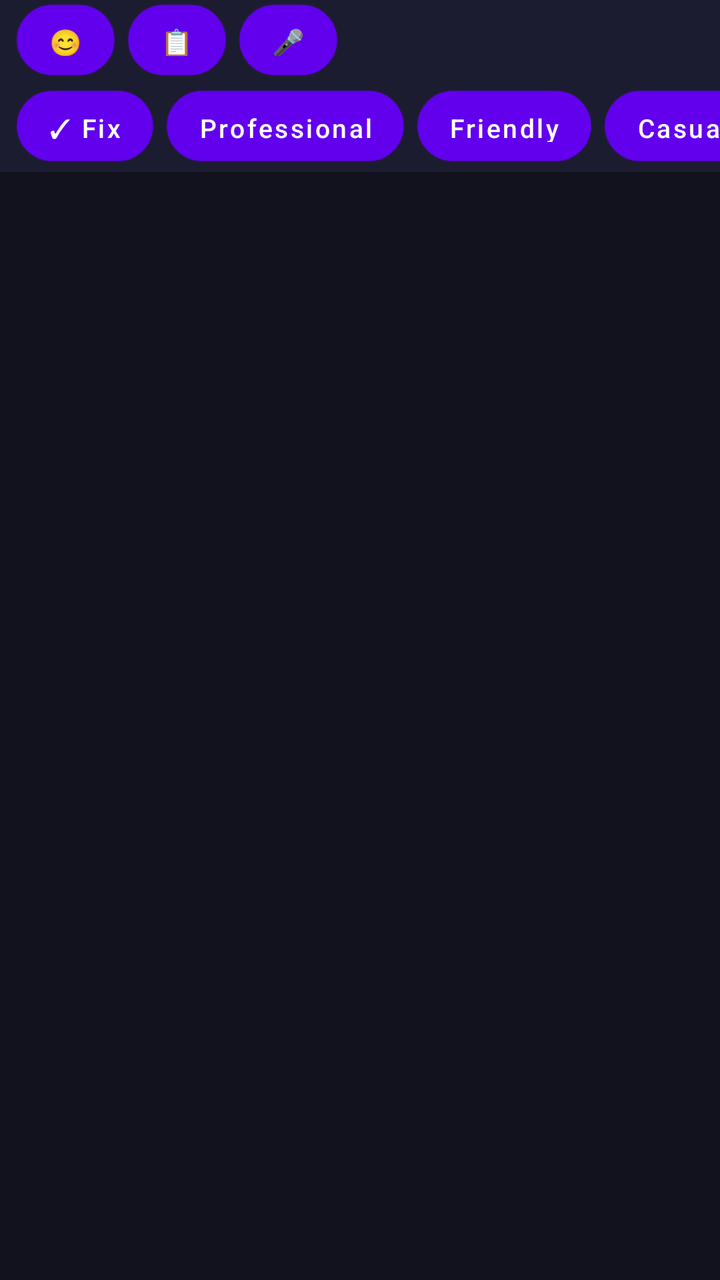
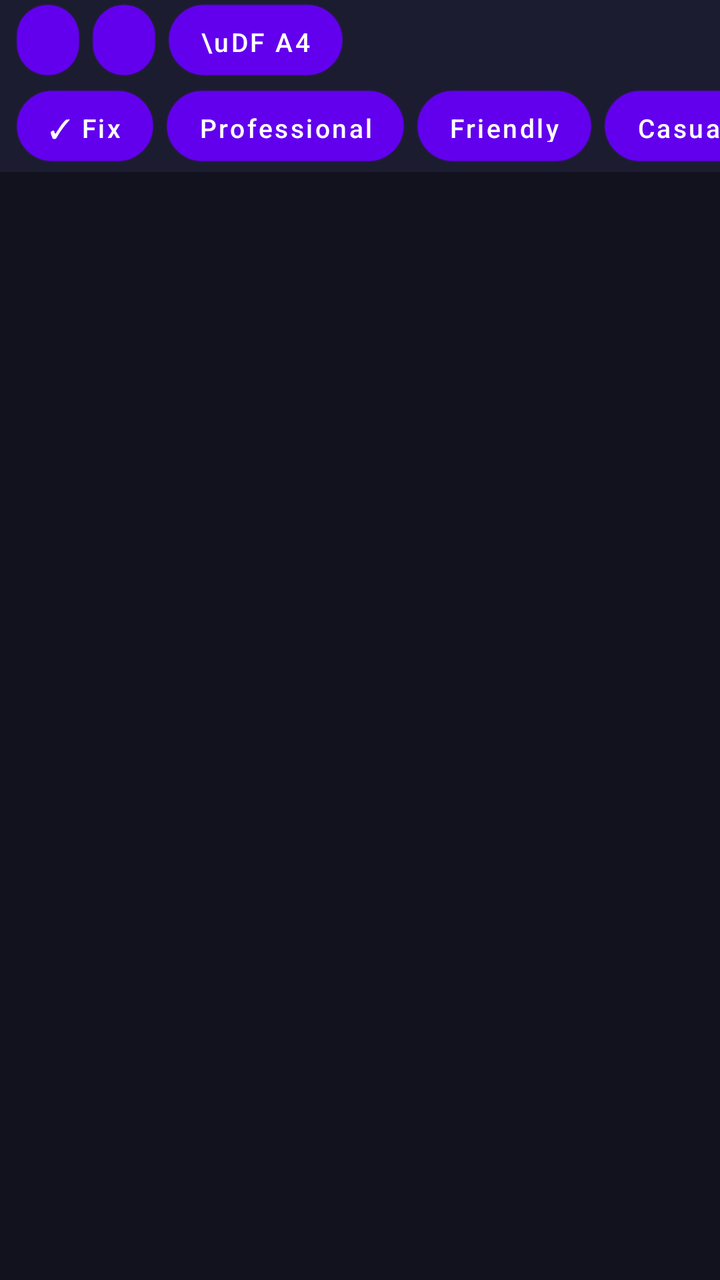

An Android layout rendered at two revisions. The XML below is the earlier revision; the diff shows what the commit changed to produce the second picture.
<!-- AndroidManifest.xml: application theme Theme.AIKeyboard -->
<!-- res/layout/keyboard_container.xml -->
<?xml version="1.0" encoding="utf-8"?>
<LinearLayout xmlns:android="http://schemas.android.com/apk/res/android"
    android:layout_width="match_parent"
    android:layout_height="wrap_content"
    android:orientation="vertical"
    android:background="@color/bg_deep">

    <LinearLayout
        android:id="@+id/aiPreviewPanel"
        android:layout_width="match_parent"
        android:layout_height="wrap_content"
        android:orientation="vertical"
        android:background="@color/bg_surface"
        android:padding="12dp"
        android:visibility="gone">

        <TextView
            android:id="@+id/aiPreviewText"
            android:layout_width="match_parent"
            android:layout_height="wrap_content"
            android:maxLines="4"
            android:textColor="@color/text_primary"
            android:textSize="14sp"
            android:background="@drawable/card_background"
            android:padding="10dp" />

        <LinearLayout
            android:layout_width="match_parent"
            android:layout_height="wrap_content"
            android:orientation="horizontal"
            android:layout_marginTop="10dp"
            android:gravity="end">

            <Button
                android:id="@+id/btnPreviewCancel"
                style="@style/AiChip"
                android:text="✕ Cancel" />

            <Button
                android:id="@+id/btnPreviewAccept"
                style="@style/AiChip"
                android:text="✓ Use this" />

        </LinearLayout>
    </LinearLayout>

    <LinearLayout
        android:id="@+id/multiOptionPanel"
        android:layout_width="match_parent"
        android:layout_height="wrap_content"
        android:orientation="vertical"
        android:background="@color/bg_surface"
        android:padding="10dp"
        android:visibility="gone">

        <TextView
            android:layout_width="match_parent"
            android:layout_height="wrap_content"
            android:text="Choose one"
            android:textColor="@color/text_secondary"
            android:textSize="12sp"
            android:paddingBottom="6dp" />

        <Button
            android:id="@+id/option1"
            android:layout_width="match_parent"
            android:layout_height="wrap_content"
            android:background="@drawable/card_background"
            android:textColor="@color/text_primary"
            android:textAllCaps="false"
            android:textSize="13sp"
            android:layout_marginBottom="6dp"
            android:padding="10dp" />

        <Button
            android:id="@+id/option2"
            android:layout_width="match_parent"
            android:layout_height="wrap_content"
            android:background="@drawable/card_background"
            android:textColor="@color/text_primary"
            android:textAllCaps="false"
            android:textSize="13sp"
            android:layout_marginBottom="6dp"
            android:padding="10dp" />

        <Button
            android:id="@+id/option3"
            android:layout_width="match_parent"
            android:layout_height="wrap_content"
            android:background="@drawable/card_background"
            android:textColor="@color/text_primary"
            android:textAllCaps="false"
            android:textSize="13sp"
            android:layout_marginBottom="6dp"
            android:padding="10dp" />

        <Button
            android:id="@+id/btnMultiCancel"
            style="@style/AiChip"
            android:text="✕ Cancel"
            android:layout_gravity="end" />

    </LinearLayout>

    <LinearLayout
        android:id="@+id/clipboardPanel"
        android:layout_width="match_parent"
        android:layout_height="wrap_content"
        android:orientation="vertical"
        android:background="@color/bg_surface"
        android:padding="10dp"
        android:visibility="gone">

        <TextView
            android:layout_width="match_parent"
            android:layout_height="wrap_content"
            android:text="Clipboard history"
            android:textColor="@color/text_secondary"
            android:textSize="12sp"
            android:paddingBottom="6dp" />

        <HorizontalScrollView
            android:layout_width="match_parent"
            android:layout_height="wrap_content"
            android:scrollbars="none">

            <LinearLayout
                android:id="@+id/clipboardList"
                android:layout_width="wrap_content"
                android:layout_height="wrap_content"
                android:orientation="horizontal" />

        </HorizontalScrollView>

    </LinearLayout>

    <LinearLayout
        android:id="@+id/emojiPanel"
        android:layout_width="match_parent"
        android:layout_height="wrap_content"
        android:orientation="vertical"
        android:background="@color/bg_surface"
        android:visibility="gone">

        <EditText
            android:id="@+id/emojiSearchBox"
            android:layout_width="match_parent"
            android:layout_height="wrap_content"
            android:hint="Search emoji…"
            android:textColorHint="@color/text_secondary"
            android:textColor="@color/text_primary"
            android:background="@drawable/chip_background"
            android:padding="10dp"
            android:layout_margin="6dp"
            android:inputType="text"
            android:imeOptions="actionDone"
            android:singleLine="true" />

        <ScrollView
            android:layout_width="match_parent"
            android:layout_height="150dp">

            <GridLayout
                android:id="@+id/emojiGrid"
                android:layout_width="match_parent"
                android:layout_height="wrap_content"
                android:columnCount="8"
                android:padding="6dp" />

        </ScrollView>

    </LinearLayout>

    <LinearLayout
        android:id="@+id/wordSuggestBar"
        android:layout_width="match_parent"
        android:layout_height="40dp"
        android:orientation="horizontal"
        android:gravity="center_vertical"
        android:background="@color/bg_surface"
        android:paddingStart="8dp"
        android:paddingEnd="8dp">

        <Button android:id="@+id/wordSuggest1" style="@style/AiChip" android:text="" android:visibility="gone" />
        <Button android:id="@+id/wordSuggest2" style="@style/AiChip" android:text="" android:visibility="gone" />
        <Button android:id="@+id/wordSuggest3" style="@style/AiChip" android:text="" android:visibility="gone" />
        <Button android:id="@+id/emojiSuggest" style="@style/AiChip" android:text="" android:visibility="gone" />

        <Button
            android:id="@+id/btnEmoji"
            style="@style/AiChip"
            android:text="😊" />

        <Button
            android:id="@+id/btnClipboard"
            style="@style/AiChip"
            android:text="📋" />

        <Button
            android:id="@+id/btnMic"
            style="@style/AiChip"
            android:text="🎤" />

    </LinearLayout>

    <HorizontalScrollView
        android:layout_width="match_parent"
        android:layout_height="46dp"
        android:scrollbars="none"
        android:background="@color/bg_surface">

        <LinearLayout
            android:id="@+id/suggestionStrip"
            android:layout_width="wrap_content"
            android:layout_height="match_parent"
            android:orientation="horizontal"
            android:gravity="center_vertical"
            android:paddingStart="8dp"
            android:paddingEnd="8dp">

            <Button
                android:id="@+id/btnFixGrammar"
                style="@style/AiChip"
                android:text="✓ Fix" />

            <Button
                android:id="@+id/btnToneProfessional"
                style="@style/AiChip"
                android:text="Professional" />

            <Button
                android:id="@+id/btnToneFriendly"
                style="@style/AiChip"
                android:text="Friendly" />

            <Button
                android:id="@+id/btnToneCasual"
                style="@style/AiChip"
                android:text="Casual" />

            <Button
                android:id="@+id/btnToneFormal"
                style="@style/AiChip"
                android:text="Formal" />

            <Button
                android:id="@+id/btnToneFunny"
                style="@style/AiChip"
                android:text="Funny" />

            <Button
                android:id="@+id/btnToneFlirty"
                style="@style/AiChip"
                android:text="Flirty" />

            <Button
                android:id="@+id/btnSuggestReply"
                style="@style/AiChip"
                android:text="💬 Reply" />

            <Button
                android:id="@+id/btnExplain"
                style="@style/AiChip"
                android:text="❓ Explain" />

            <Button
                android:id="@+id/btnCvMode"
                style="@style/AiChip"
                android:text="📄 CV" />

            <Button android:id="@+id/btnBusinessMode" style="@style/AiChip" android:text="💼 Business" />
            <Button android:id="@+id/btnTonePolite" style="@style/AiChip" android:text="Polite" />
            <Button android:id="@+id/btnToneConfident" style="@style/AiChip" android:text="Confident" />
            <Button android:id="@+id/btnShorten" style="@style/AiChip" android:text="✂️ Shorten" />
            <Button android:id="@+id/btnExpand" style="@style/AiChip" android:text="↔️ Expand" />
            <Button android:id="@+id/btnTranslate" style="@style/AiChip" android:text="🌐 Translate" />
            <Button android:id="@+id/btnDecline" style="@style/AiChip" android:text="🚫 Decline" />
            <Button android:id="@+id/btnSelectAll" style="@style/AiChip" android:text="Select All" />
            <Button android:id="@+id/btnCopy" style="@style/AiChip" android:text="Copy" />
            <Button android:id="@+id/btnCut" style="@style/AiChip" android:text="Cut" />
            <Button android:id="@+id/btnPaste" style="@style/AiChip" android:text="Paste" />
            <Button android:id="@+id/btnGoogleSearch" style="@style/AiChip" android:text="🔍 Search" />

        </LinearLayout>
    </HorizontalScrollView>

    <android.inputmethodservice.KeyboardView
        android:id="@+id/keyboardView"
        android:layout_width="match_parent"
        android:layout_height="wrap_content"
        android:keyBackground="@drawable/key_background"
        android:keyTextColor="@color/text_primary"
        android:keyTextSize="18sp"
        android:background="@color/bg_deep" />

</LinearLayout>
<!-- resources referenced by this layout -->
<resources>
  <color name="bg_deep">#12121F</color>
  <color name="bg_surface">#1C1C30</color>
  <color name="text_primary">#FFFFFF</color>
  <color name="text_secondary">#9A9AB5</color>
  <!-- drawable card_background (drawable) -->
  <?xml version="1.0" encoding="utf-8"?>
  <shape xmlns:android="http://schemas.android.com/apk/res/android" android:shape="rectangle">
      <solid android:color="@color/bg_card" />
      <corners android:radius="16dp" />
  </shape>
  <!-- drawable chip_background (drawable) -->
  <?xml version="1.0" encoding="utf-8"?>
  <shape xmlns:android="http://schemas.android.com/apk/res/android" android:shape="rectangle">
      <solid android:color="@color/bg_surface" />
      <corners android:radius="18dp" />
      <stroke android:width="1dp" android:color="#33FFFFFF" />
  </shape>
  <!-- drawable key_background (drawable) -->
  <?xml version="1.0" encoding="utf-8"?>
  <selector xmlns:android="http://schemas.android.com/apk/res/android">
      <item android:state_pressed="true">
          <shape android:shape="rectangle">
              <solid android:color="@color/key_bg_pressed" />
              <corners android:radius="10dp" />
          </shape>
      </item>
      <item>
          <shape android:shape="rectangle">
              <solid android:color="@color/key_bg" />
              <corners android:radius="10dp" />
          </shape>
      </item>
  </selector>
  <style name="AiChip">
          <item name="android:layout_width">wrap_content</item>
          <item name="android:layout_height">36dp</item>
          <item name="android:layout_marginEnd">6dp</item>
          <item name="android:paddingStart">16dp</item>
          <item name="android:paddingEnd">16dp</item>
          <item name="android:minWidth">0dp</item>
          <item name="android:minHeight">0dp</item>
          <item name="android:textAllCaps">false</item>
          <item name="android:textSize">13sp</item>
          <item name="android:textColor">@color/text_primary</item>
          <item name="android:background">@drawable/chip_background</item>
          <item name="android:elevation">0dp</item>
      </style>
  <style name="Theme.AIKeyboard" parent="Theme.MaterialComponents.DayNight.NoActionBar">
          <item name="android:windowBackground">@color/bg_deep</item>
          <item name="colorAccent">@color/accent</item>
      </style>
  <color name="bg_card">#22223A</color>
  <color name="key_bg_pressed">#7C5CFC</color>
  <color name="key_bg">#26263F</color>
  <color name="accent">#7C5CFC</color>
</resources>

<!-- the commit's change to res/layout/keyboard_container.xml (unified diff, before → after) -->
@@ -34,12 +34,14 @@
             <Button
                 android:id="@+id/btnPreviewCancel"
                 style="@style/AiChip"
-                android:text="✕ Cancel" />
+                android:text="\u2715 Cancel"
+                android:contentDescription="Cancel AI suggestion" />
 
             <Button
                 android:id="@+id/btnPreviewAccept"
                 style="@style/AiChip"
-                android:text="✓ Use this" />
+                android:text="\u2713 Use this"
+                android:contentDescription="Accept AI suggestion and insert it" />
 
         </LinearLayout>
     </LinearLayout>
@@ -97,8 +99,9 @@
         <Button
             android:id="@+id/btnMultiCancel"
             style="@style/AiChip"
-            android:text="✕ Cancel"
-            android:layout_gravity="end" />
+            android:text="\u2715 Cancel"
+            android:layout_gravity="end"
+            android:contentDescription="Cancel and dismiss these options" />
 
     </LinearLayout>
 
@@ -146,7 +149,8 @@
             android:id="@+id/emojiSearchBox"
             android:layout_width="match_parent"
             android:layout_height="wrap_content"
-            android:hint="Search emoji…"
+            android:hint="Search emoji\u2026"
+            android:contentDescription="Search emoji"
             android:textColorHint="@color/text_secondary"
             android:textColor="@color/text_primary"
             android:background="@drawable/chip_background"
@@ -184,22 +188,25 @@
         <Button android:id="@+id/wordSuggest1" style="@style/AiChip" android:text="" android:visibility="gone" />
         <Button android:id="@+id/wordSuggest2" style="@style/AiChip" android:text="" android:visibility="gone" />
         <Button android:id="@+id/wordSuggest3" style="@style/AiChip" android:text="" android:visibility="gone" />
-        <Button android:id="@+id/emojiSuggest" style="@style/AiChip" android:text="" android:visibility="gone" />
+        <Button android:id="@+id/emojiSuggest" style="@style/AiChip" android:text="" android:visibility="gone" android:contentDescription="Suggested emoji" />
 
         <Button
             android:id="@+id/btnEmoji"
             style="@style/AiChip"
-            android:text="😊" />
+            android:text="\uD83D\uDE0A"
+            android:contentDescription="Emoji panel" />
 
         <Button
             android:id="@+id/btnClipboard"
             style="@style/AiChip"
-            android:text="📋" />
+            android:text="\uD83D\uDCCB"
+            android:contentDescription="Clipboard history" />
 
         <Button
             android:id="@+id/btnMic"
             style="@style/AiChip"
-            android:text="🎤" />
+            android:text="\uD83C\uDF A4"
+            android:contentDescription="Voice input" />
 
     </LinearLayout>
 
@@ -221,7 +228,8 @@
             <Button
                 android:id="@+id/btnFixGrammar"
                 style="@style/AiChip"
-                android:text="✓ Fix" />
+                android:text="\u2713 Fix"
+                android:contentDescription="Fix grammar" />
 
             <Button
                 android:id="@+id/btnToneProfessional"
@@ -256,30 +264,33 @@
             <Button
                 android:id="@+id/btnSuggestReply"
                 style="@style/AiChip"
-                android:text="💬 Reply" />
+                android:text="\uD83D\uDCAC Reply"
+                android:contentDescription="Suggest a reply" />
 
             <Button
                 android:id="@+id/btnExplain"
                 style="@style/AiChip"
-                android:text="❓ Explain" />
+                android:text="\u2753 Explain"
+                android:contentDescription="Explain this text" />
 
             <Button
                 android:id="@+id/btnCvMode"
                 style="@style/AiChip"
-                android:text="📄 CV" />
-
-            <Button android:id="@+id/btnBusinessMode" style="@style/AiChip" android:text="💼 Business" />
+                android:text="\uD83D\uDCC4 CV"
+                android:contentDescription="Rewrite for a CV or resume" />
+
+            <Button android:id="@+id/btnBusinessMode" style="@style/AiChip" android:text="\uD83D\uDCBC Business" android:contentDescription="Rewrite in business tone" />
             <Button android:id="@+id/btnTonePolite" style="@style/AiChip" android:text="Polite" />
             <Button android:id="@+id/btnToneConfident" style="@style/AiChip" android:text="Confident" />
-            <Button android:id="@+id/btnShorten" style="@style/AiChip" android:text="✂️ Shorten" />
-            <Button android:id="@+id/btnExpand" style="@style/AiChip" android:text="↔️ Expand" />
-            <Button android:id="@+id/btnTranslate" style="@style/AiChip" android:text="🌐 Translate" />
-            <Button android:id="@+id/btnDecline" style="@style/AiChip" android:text="🚫 Decline" />
+            <Button android:id="@+id/btnShorten" style="@style/AiChip" android:text="\u2702\uFE0F Shorten" android:contentDescription="Shorten this text" />
+            <Button android:id="@+id/btnExpand" style="@style/AiChip" android:text="\u2194\uFE0F Expand" android:contentDescription="Expand this text" />
+            <Button android:id="@+id/btnTranslate" style="@style/AiChip" android:text="\uD83C\uDF10 Translate" android:contentDescription="Translate this text" />
+            <Button android:id="@+id/btnDecline" style="@style/AiChip" android:text="\uD83D\uDEAB Decline" android:contentDescription="Suggest a polite decline" />
             <Button android:id="@+id/btnSelectAll" style="@style/AiChip" android:text="Select All" />
             <Button android:id="@+id/btnCopy" style="@style/AiChip" android:text="Copy" />
             <Button android:id="@+id/btnCut" style="@style/AiChip" android:text="Cut" />
             <Button android:id="@+id/btnPaste" style="@style/AiChip" android:text="Paste" />
-            <Button android:id="@+id/btnGoogleSearch" style="@style/AiChip" android:text="🔍 Search" />
+            <Button android:id="@+id/btnGoogleSearch" style="@style/AiChip" android:text="\uD83D\uDD0D Search" android:contentDescription="Search Google for this text" />
 
         </LinearLayout>
     </HorizontalScrollView>
